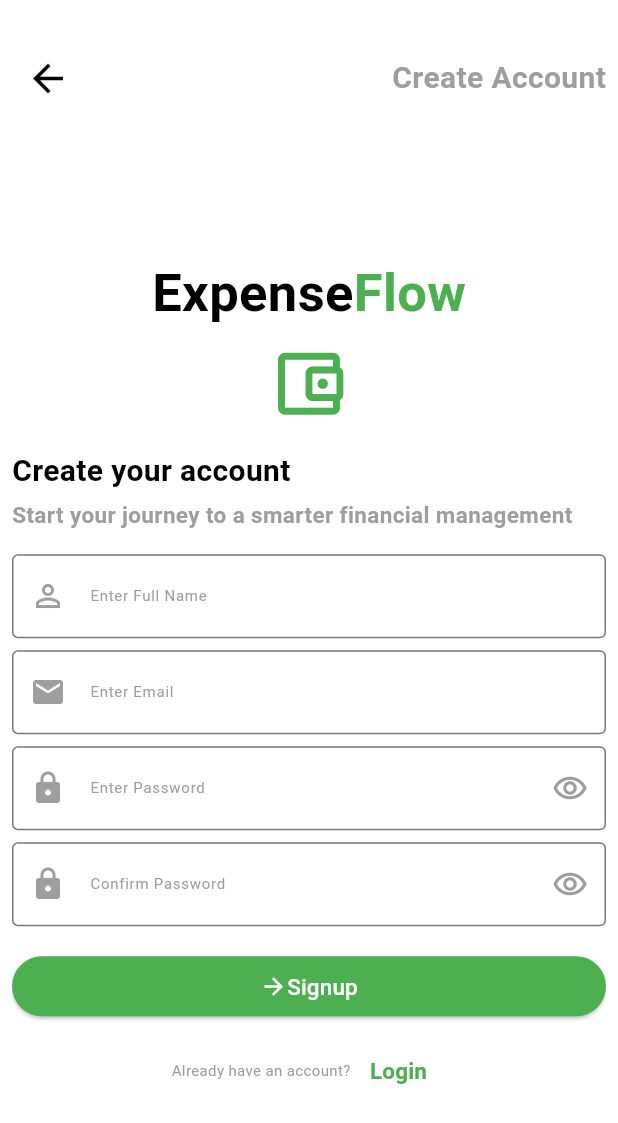
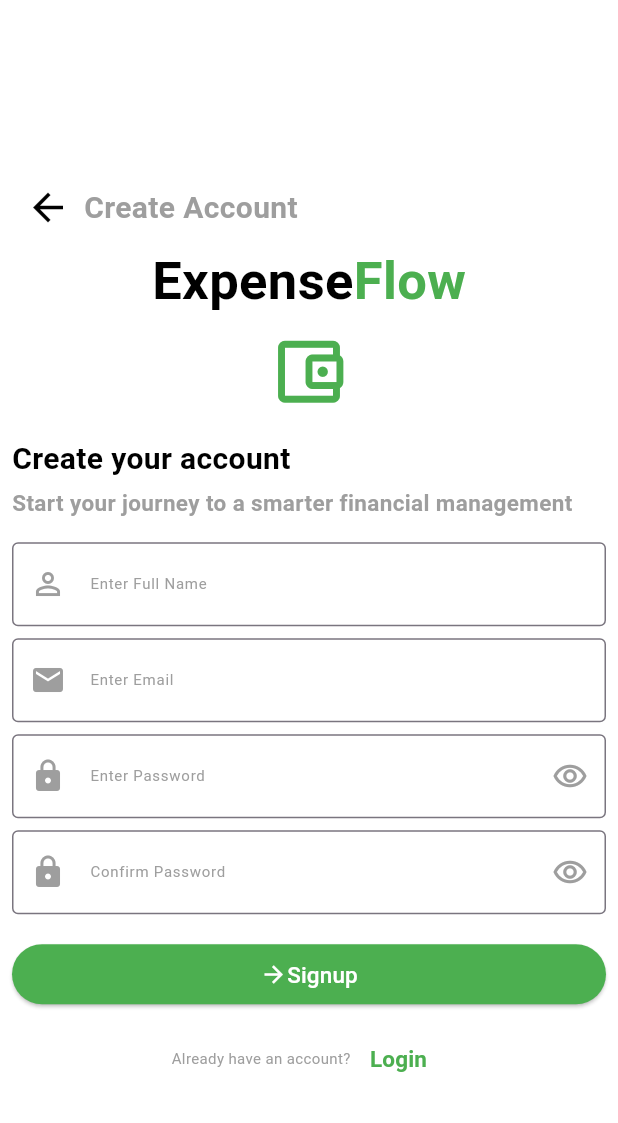
Before and after one commit to abdulsamad010/expenseflow_firebase_flutter, a Flutter app: the SignupScreen screen opened directly, on a phone screen of 412 x 824 dp. Shown: the top 1123 px of the screen. Run offline on Flutter 3.47's test engine with Material 3 defaults, Android fonts, the phone set to English and light mode, and no system bars; our stand-ins replace cloud_firestore, firebase_auth, firebase_core, firebase_messaging, flutter_bloc; accounts and stored records are empty.

Commit message:
some new updates

```diff
--- a/lib/features/authentication/signup_screen.dart
+++ b/lib/features/authentication/signup_screen.dart
@@ -127,9 +127,6 @@ class _LoginScreenState extends State<SignupScreen> {
               key: fK,
               child: Center(
                 child: SingleChildScrollView(
-                  child: SizedBox(
-                    height: MediaQuery.sizeOf(context).height,
-                    width: double.infinity,
                   child: Column(
                     crossAxisAlignment: CrossAxisAlignment.start,
                     children: [
@@ -144,7 +141,7 @@ class _LoginScreenState extends State<SignupScreen> {
                             Navigator.pop(context);
                           }, icon: Icon(Icons.arrow_back,color: Colors.black,size: 30,)),
 
-                            Expanded(child: SizedBox()),
+                          SizedBox(),
 
                           Text("Create Account",style: TextStyle(color: Colors.grey,
                             fontSize: 20,
@@ -153,7 +150,7 @@ class _LoginScreenState extends State<SignupScreen> {
                         ],
                       ),
 
-                        Expanded(child: SizedBox()),
+                      SizedBox(),
 
                       Row(
                         mainAxisAlignment: MainAxisAlignment.center,
@@ -309,10 +306,9 @@ class _LoginScreenState extends State<SignupScreen> {
                         ],
                       ),
 
-                        Expanded(child: SizedBox()),
+                      SizedBox(),
 
                     ],
-                    ),
                   ),
                 ),
               ),
--- a/lib/features/dashboard/dashboard_screen.dart
+++ b/lib/features/dashboard/dashboard_screen.dart
@@ -329,7 +329,7 @@ class _DashboardScreenState extends State<DashboardScreen> {
                                   fontSize: 15
                               ),),
 
-                              Icon(Icons.attach_money,color: Colors.white,size: 20,)
+                              Icon(Icons.currency_rupee,color: Colors.white,size: 20,)
 
                             ],
                           ),
@@ -370,7 +370,7 @@ class _DashboardScreenState extends State<DashboardScreen> {
                                   fontSize: 10
                               ),),
 
-                              Icon(Icons.attach_money,color: Colors.white,size: 15,),
+                              Icon(Icons.currency_rupee,color: Colors.white,size: 15,),
 
                               Expanded(child: SizedBox()),
 
@@ -382,7 +382,7 @@ class _DashboardScreenState extends State<DashboardScreen> {
                                   fontSize: 10
                               ),),
 
-                              Icon(Icons.attach_money,color: Colors.white,size: 15,)
+                              Icon(Icons.currency_rupee,color: Colors.white,size: 15,)
 
                             ],
                           ),
--- a/lib/features/transactions/add_transaction_screen.dart
+++ b/lib/features/transactions/add_transaction_screen.dart
@@ -326,9 +326,7 @@ class _AddTransactionScreenState extends State<AddTransactionScreen> {
                 SizedBox(height: 8,),
                 TextFormField(
                   readOnly: true,
-                  controller: TextEditingController(
-                    text: "${selectedDate.day}/${selectedDate.month}/${selectedDate.year}",
-                  ),
+                  controller: TextEditingController(),
                   decoration: InputDecoration(
                       label: Text("Select Date",style: TextStyle(color: Colors.grey,
                         fontSize: 10,
@@ -346,7 +344,6 @@ class _AddTransactionScreenState extends State<AddTransactionScreen> {
                     );
 
                     if (date != null) {
-
                         selectedDate = date;
                       }
 
```
Lines whose indentation alone changed are shown as unchanged.
